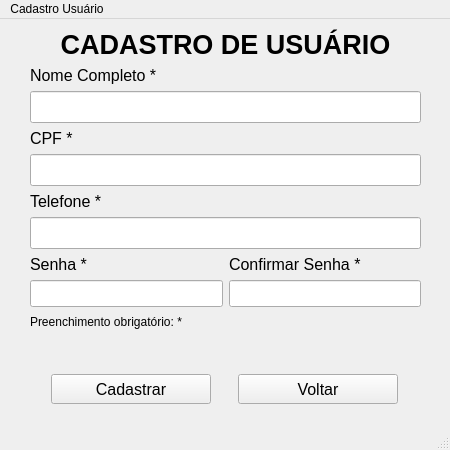
The window that Aulas_Revisão/11_2024/Dia 11/project/ui/usuario_window.ui (OSepiliF/Curso-SENAC) describes before a commit, drawn with Qt 5.
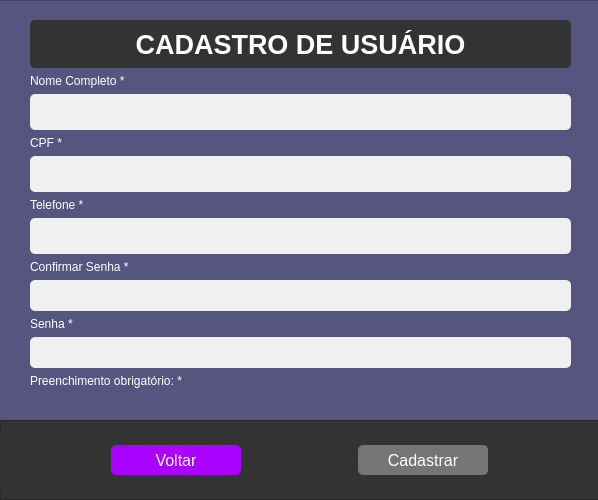
The same window after the commit.

```diff
--- a/Aulas_Revisão/11_2024/Dia 11/project/ui/usuario_window.ui
+++ b/Aulas_Revisão/11_2024/Dia 11/project/ui/usuario_window.ui
@@ -2,28 +2,140 @@
 <ui version="4.0">
  <class>MainWindow</class>
  <widget class="QMainWindow" name="MainWindow">
+  <property name="enabled">
+   <bool>true</bool>
+  </property>
   <property name="geometry">
    <rect>
     <x>0</x>
     <y>0</y>
-    <width>450</width>
-    <height>450</height>
+    <width>598</width>
+    <height>500</height>
    </rect>
   </property>
   <property name="windowTitle">
-   <string>MainWindow</string>
+   <string/>
+  </property>
+  <property name="whatsThis">
+   <string notr="true"/>
+  </property>
+  <property name="styleSheet">
+   <string notr="true">background-color: rgb(85, 85, 127);
+</string>
+  </property>
+  <property name="animated">
+   <bool>true</bool>
   </property>
   <widget class="QWidget" name="centralwidget">
-   <widget class="QWidget" name="verticalLayoutWidget">
+   <property name="styleSheet">
+    <string>
+     background-color: #f0f0f0;
+    </string>
+   </property>
+   <widget class="QFrame" name="frame">
     <property name="geometry">
      <rect>
-      <x>30</x>
+      <x>0</x>
+      <y>420</y>
+      <width>601</width>
+      <height>80</height>
+     </rect>
+    </property>
+    <property name="styleSheet">
+     <string notr="true"> background-color: #333333;</string>
+    </property>
+    <property name="frameShape">
+     <enum>QFrame::StyledPanel</enum>
+    </property>
+    <property name="frameShadow">
+     <enum>QFrame::Raised</enum>
+    </property>
+    <widget class="QWidget" name="horizontalLayoutWidget">
+     <property name="geometry">
+      <rect>
+       <x>0</x>
       <y>10</y>
-      <width>391</width>
-      <height>327</height>
-     </rect>
-    </property>
-    <layout class="QVBoxLayout" name="verticalLayout">
+       <width>601</width>
+       <height>61</height>
+      </rect>
+     </property>
+     <layout class="QHBoxLayout" name="horizontalLayout">
+      <item>
+       <widget class="QPushButton" name="botao_voltar">
+        <property name="maximumSize">
+         <size>
+          <width>130</width>
+          <height>30</height>
+         </size>
+        </property>
+        <property name="font">
+         <font>
+          <pointsize>12</pointsize>
+         </font>
+        </property>
+        <property name="styleSheet">
+         <string notr="true">color: white; border-radius: 5px;
+background-color: rgb(170, 0, 255);</string>
+        </property>
+        <property name="text">
+         <string>Voltar</string>
+        </property>
+       </widget>
+      </item>
+      <item>
+       <widget class="QPushButton" name="botao_cadastrar">
+        <property name="maximumSize">
+         <size>
+          <width>130</width>
+          <height>30</height>
+         </size>
+        </property>
+        <property name="font">
+         <font>
+          <pointsize>12</pointsize>
+         </font>
+        </property>
+        <property name="styleSheet">
+         <string notr="true">color: white; border-radius: 5px;
+background-color: rgb(117, 117, 117);</string>
+        </property>
+        <property name="text">
+         <string>Cadastrar</string>
+        </property>
+       </widget>
+      </item>
+     </layout>
+    </widget>
+   </widget>
+   <widget class="QFrame" name="frame_2">
+    <property name="geometry">
+     <rect>
+      <x>-20</x>
+      <y>0</y>
+      <width>631</width>
+      <height>441</height>
+     </rect>
+    </property>
+    <property name="styleSheet">
+     <string notr="true">
+background-color: rgb(85, 85, 127);</string>
+    </property>
+    <property name="frameShape">
+     <enum>QFrame::StyledPanel</enum>
+    </property>
+    <property name="frameShadow">
+     <enum>QFrame::Raised</enum>
+    </property>
+    <widget class="QWidget" name="verticalLayoutWidget_2">
+     <property name="geometry">
+      <rect>
+       <x>50</x>
+       <y>20</y>
+       <width>541</width>
+       <height>388</height>
+      </rect>
+     </property>
+     <layout class="QVBoxLayout" name="verticalLayout_4">
      <item>
       <widget class="QLabel" name="label_5">
        <property name="font">
@@ -33,14 +145,8 @@
          <bold>true</bold>
         </font>
        </property>
-       <property name="mouseTracking">
-        <bool>false</bool>
-       </property>
-       <property name="autoFillBackground">
-        <bool>false</bool>
-       </property>
-       <property name="frameShadow">
-        <enum>QFrame::Plain</enum>
+        <property name="styleSheet">
+         <string notr="true">color: white; background-color: #333333; padding: 10px; border-radius: 5px;</string>
        </property>
        <property name="text">
         <string>CADASTRO DE USUÁRIO</string>
@@ -52,19 +158,8 @@
      </item>
      <item>
       <widget class="QLabel" name="label">
-       <property name="font">
-        <font>
-         <pointsize>12</pointsize>
-         <weight>50</weight>
-         <italic>false</italic>
-         <bold>false</bold>
-         <underline>false</underline>
-         <strikeout>false</strikeout>
-         <kerning>true</kerning>
-        </font>
-       </property>
-       <property name="layoutDirection">
-        <enum>Qt::LeftToRight</enum>
+        <property name="styleSheet">
+         <string notr="true">color: rgb(255, 255, 255);</string>
        </property>
        <property name="text">
         <string>Nome Completo *</string>
@@ -73,28 +168,20 @@
      </item>
      <item>
       <widget class="QLineEdit" name="nome">
-       <property name="enabled">
-        <bool>true</bool>
-       </property>
        <property name="font">
         <font>
          <pointsize>15</pointsize>
         </font>
        </property>
+        <property name="styleSheet">
+         <string notr="true">border-radius: 5px; padding: 5px; background-color: #f0f0f0;</string>
+        </property>
       </widget>
      </item>
      <item>
       <widget class="QLabel" name="label_2">
-       <property name="font">
-        <font>
-         <pointsize>12</pointsize>
-         <weight>50</weight>
-         <italic>false</italic>
-         <bold>false</bold>
-        </font>
-       </property>
-       <property name="layoutDirection">
-        <enum>Qt::LeftToRight</enum>
+        <property name="styleSheet">
+         <string notr="true">color: rgb(255, 255, 255);</string>
        </property>
        <property name="text">
         <string>CPF *</string>
@@ -108,23 +195,15 @@
          <pointsize>15</pointsize>
         </font>
        </property>
-       <property name="text">
-        <string/>
+        <property name="styleSheet">
+         <string notr="true">border-radius: 5px; padding: 5px; background-color: #f0f0f0;</string>
        </property>
       </widget>
      </item>
      <item>
       <widget class="QLabel" name="label_3">
-       <property name="font">
-        <font>
-         <pointsize>12</pointsize>
-         <weight>50</weight>
-         <italic>false</italic>
-         <bold>false</bold>
-        </font>
-       </property>
-       <property name="layoutDirection">
-        <enum>Qt::LeftToRight</enum>
+        <property name="styleSheet">
+         <string notr="true">color: rgb(255, 255, 255);</string>
        </property>
        <property name="text">
         <string>Telefone *</string>
@@ -138,46 +217,15 @@
          <pointsize>15</pointsize>
         </font>
        </property>
-       <property name="placeholderText">
-        <string/>
+        <property name="styleSheet">
+         <string notr="true">border-radius: 5px; padding: 5px; background-color: #f0f0f0;</string>
        </property>
       </widget>
      </item>
-     <item>
-      <layout class="QHBoxLayout" name="horizontalLayout_2">
-       <item>
-        <layout class="QVBoxLayout" name="verticalLayout_2">
-         <item>
-          <widget class="QLabel" name="label_6">
-           <property name="font">
-            <font>
-             <pointsize>12</pointsize>
-            </font>
-           </property>
-           <property name="text">
-            <string>Senha *</string>
-           </property>
-          </widget>
-         </item>
-         <item>
-          <widget class="QLineEdit" name="senha">
-           <property name="font">
-            <font>
-             <pointsize>12</pointsize>
-            </font>
-           </property>
-          </widget>
-         </item>
-        </layout>
-       </item>
-       <item>
-        <layout class="QVBoxLayout" name="verticalLayout_3">
          <item>
           <widget class="QLabel" name="label_7">
-           <property name="font">
-            <font>
-             <pointsize>12</pointsize>
-            </font>
+        <property name="styleSheet">
+         <string notr="true">color: rgb(255, 255, 255);</string>
            </property>
            <property name="text">
             <string>Confirmar Senha *</string>
@@ -191,14 +239,44 @@
              <pointsize>12</pointsize>
             </font>
            </property>
-          </widget>
-         </item>
-        </layout>
-       </item>
-      </layout>
+        <property name="styleSheet">
+         <string notr="true">border-radius: 5px; padding: 5px; background-color: #f0f0f0;</string>
+        </property>
+        <property name="echoMode">
+         <enum>QLineEdit::Password</enum>
+        </property>
+       </widget>
+      </item>
+      <item>
+       <widget class="QLabel" name="label_6">
+        <property name="styleSheet">
+         <string notr="true">color: rgb(255, 255, 255);</string>
+        </property>
+        <property name="text">
+         <string>Senha *</string>
+        </property>
+       </widget>
+      </item>
+      <item>
+       <widget class="QLineEdit" name="senha">
+        <property name="font">
+         <font>
+          <pointsize>12</pointsize>
+         </font>
+        </property>
+        <property name="styleSheet">
+         <string notr="true">border-radius: 5px; padding: 5px; background-color: #f0f0f0;</string>
+        </property>
+        <property name="echoMode">
+         <enum>QLineEdit::Password</enum>
+        </property>
+       </widget>
      </item>
      <item>
       <widget class="QLabel" name="label_4">
+        <property name="styleSheet">
+         <string notr="true">color: rgb(255, 255, 255);</string>
+        </property>
        <property name="text">
         <string>Preenchimento obrigatório: *</string>
        </property>
@@ -213,74 +291,10 @@
      </item>
     </layout>
    </widget>
-   <widget class="QWidget" name="horizontalLayoutWidget">
-    <property name="geometry">
-     <rect>
-      <x>30</x>
-      <y>340</y>
-      <width>391</width>
-      <height>61</height>
-     </rect>
-    </property>
-    <layout class="QHBoxLayout" name="horizontalLayout">
-     <item>
-      <widget class="QPushButton" name="botao_cadastrar">
-       <property name="maximumSize">
-        <size>
-         <width>160</width>
-         <height>30</height>
-        </size>
-       </property>
-       <property name="font">
-        <font>
-         <pointsize>12</pointsize>
-        </font>
-       </property>
-       <property name="text">
-        <string>Cadastrar</string>
-       </property>
-      </widget>
-     </item>
-     <item>
-      <widget class="QPushButton" name="botao_voltar">
-       <property name="maximumSize">
-        <size>
-         <width>160</width>
-         <height>30</height>
-        </size>
-       </property>
-       <property name="font">
-        <font>
-         <pointsize>12</pointsize>
-        </font>
-       </property>
-       <property name="text">
-        <string>Voltar</string>
-       </property>
-      </widget>
-     </item>
-    </layout>
-   </widget>
-  </widget>
-  <widget class="QMenuBar" name="menubar">
-   <property name="geometry">
-    <rect>
-     <x>0</x>
-     <y>0</y>
-     <width>450</width>
-     <height>21</height>
-    </rect>
-   </property>
-   <widget class="QMenu" name="menuCadastro_Usu_rio">
-    <property name="title">
-     <string>Cadastro Usuário</string>
-    </property>
-    <addaction name="actionCadastrar"/>
-    <addaction name="actionListar"/>
-   </widget>
-   <addaction name="menuCadastro_Usu_rio"/>
-  </widget>
-  <widget class="QStatusBar" name="statusbar"/>
+   </widget>
+   <zorder>frame_2</zorder>
+   <zorder>frame</zorder>
+  </widget>
   <action name="actionCadastrar">
    <property name="text">
     <string>Cadastrar</string>
```
Lines whose indentation alone changed are shown as unchanged.
